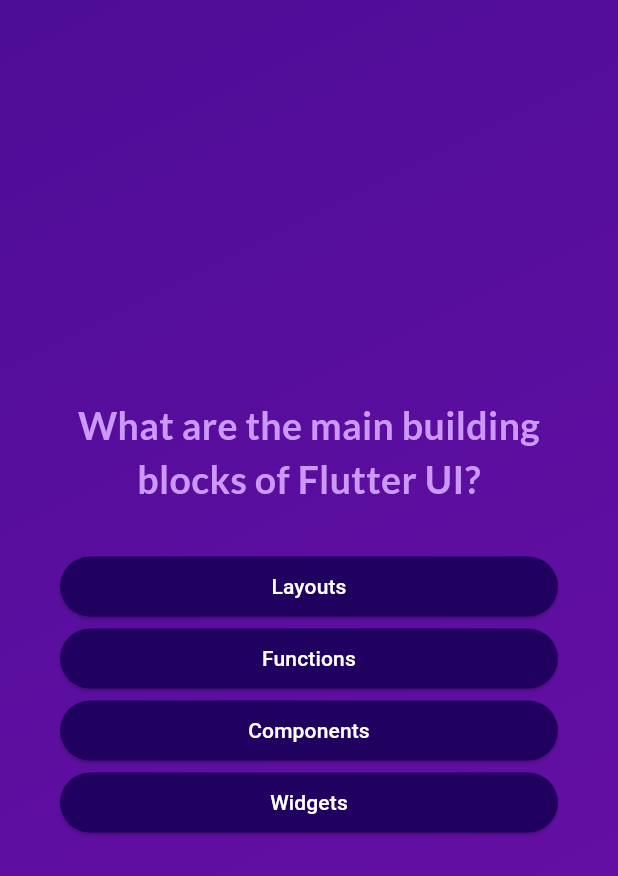
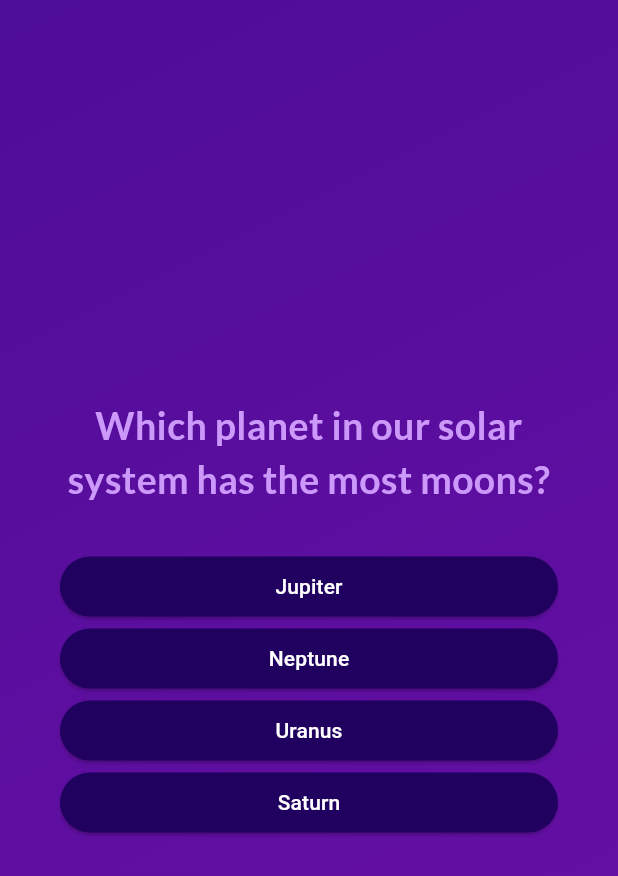
Before and after one commit to KARAN-KATAKDHOND/Quizify, a Flutter app: the screen it shows after launch, after a tap on "Start Quiz", on a phone screen of 412 x 824 dp. Shown: the top 876 px of the screen. Run offline on Flutter 3.47's test engine with Material 3 defaults, Android fonts, the phone set to English and light mode, and no system bars; our stand-ins replace google_fonts.

Commit message:
Completion of basic App

```diff
--- a/lib/data/questions.dart
+++ b/lib/data/questions.dart
@@ -1,6 +1,64 @@
 import 'package:quiz_app/models/quiz_questions.dart';
 
-const questions = [//list of objects called QuizQuestions ,
+const questions = [
+  QuizQuestions(
+    'Which planet in our solar system has the most moons?',
+    [
+      'Saturn',
+      'Jupiter',
+      'Uranus',
+      'Neptune',
+    ],
+  ),
+  QuizQuestions(
+    'What is the capital city of Australia?',
+    [
+      'Canberra',
+      'Sydney',
+      'Melbourne',
+      'Brisbane',
+    ],
+  ),
+  QuizQuestions(
+    'Which gas do plants absorb from the atmosphere?',
+    [
+      'Carbon Dioxide',
+      'Oxygen',
+      'Nitrogen',
+      'Hydrogen',
+    ],
+  ),
+  QuizQuestions(
+    'Who painted the famous artwork "Starry Night"?',
+    [
+      'Vincent van Gogh',
+      'Pablo Picasso',
+      'Claude Monet',
+      'Leonardo da Vinci',
+    ],
+  ),
+  QuizQuestions(
+    'Which is the fastest land animal in the world?',
+    [
+      'Cheetah',
+      'Lion',
+      'Horse',
+      'Greyhound',
+    ],
+  ),
+  QuizQuestions(
+    'Which element has the chemical symbol "Fe"?',
+    [
+      'Iron',
+      'Fluorine',
+      'Francium',
+      'Fermium',
+    ],
+  ),
+];
+
+
+/*const questions = [//list of objects called QuizQuestions ,
 //derived from QuizQuestion class of file model/quiz_question.dart
 QuizQuestions(
   'What are the main building blocks of Flutter UI?',
@@ -55,4 +113,4 @@ QuizQuestions(
       'By calling updateState()',
     ],
   ),
-];
+];*/
--- a/lib/quiz.dart
+++ b/lib/quiz.dart
@@ -27,6 +27,12 @@ class _QuizState extends State<Quiz> {
       //activeScreen = const QuestionsScreen();
     });
   }
+  void backtoHomepage(){
+    setState(() {
+      activeScreen='start-screen';
+      selectedAnswers=[];
+    });
+  }
 //  to make sure chooseAnswer is invoked whenever a answer is picked in quiz widget
 //so pass it to QuestionsScreen Widget
   void chooseAnswer(String answer) {
@@ -34,7 +40,7 @@ class _QuizState extends State<Quiz> {
 
     if(selectedAnswers.length==questions.length){
       setState(() {
-        selectedAnswers = [];
+  //       selectedAnswers = [];//no need when result is showed
         activeScreen = 'result-screen';
       });
     }
@@ -51,7 +57,7 @@ class _QuizState extends State<Quiz> {
       screenWidget = QuestionsScreen(onSelectAnswer: chooseAnswer);
     }
     if(activeScreen=='result-screen'){
-      screenWidget = ResultScreen();
+      screenWidget = ResultScreen(chosenAnswers: selectedAnswers,backtoHomepage: backtoHomepage,);
     }
     return MaterialApp(
       debugShowCheckedModeBanner: false,
```
Also changed, not shown: lib/models/questions_summary.dart (added, +81 -0 lines), lib/result_screen.dart (+47 -10 lines).
